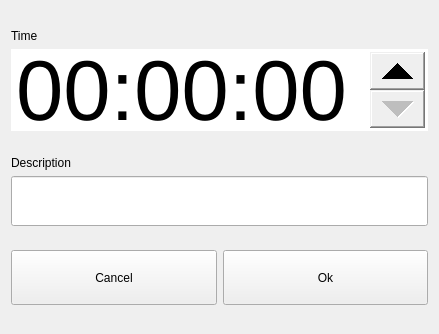
Above: dlgsettime.ui from ic005k/Knot-Legacy before the change. Below: the same form after it.
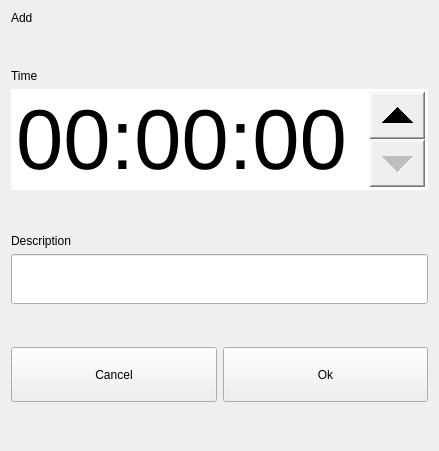
That is the form after the change.

What changed in the file:
```diff
--- a/dlgsettime.ui
+++ b/dlgsettime.ui
@@ -7,14 +7,115 @@
     <x>0</x>
     <y>0</y>
     <width>400</width>
-    <height>334</height>
+    <height>451</height>
    </rect>
   </property>
   <property name="windowTitle">
    <string>Dialog</string>
   </property>
   <layout class="QGridLayout" name="gridLayout">
-   <item row="2" column="0">
+   <item row="5" column="0">
+    <widget class="QLabel" name="label">
+     <property name="text">
+      <string>Description</string>
+     </property>
+    </widget>
+   </item>
+   <item row="8" column="0">
+    <layout class="QHBoxLayout" name="horizontalLayout">
+     <item>
+      <widget class="QToolButton" name="btnBack">
+       <property name="sizePolicy">
+        <sizepolicy hsizetype="Preferred" vsizetype="Fixed">
+         <horstretch>0</horstretch>
+         <verstretch>0</verstretch>
+        </sizepolicy>
+       </property>
+       <property name="minimumSize">
+        <size>
+         <width>0</width>
+         <height>55</height>
+        </size>
+       </property>
+       <property name="text">
+        <string>Cancel</string>
+       </property>
+      </widget>
+     </item>
+     <item>
+      <widget class="QToolButton" name="btnOk">
+       <property name="sizePolicy">
+        <sizepolicy hsizetype="Preferred" vsizetype="Fixed">
+         <horstretch>0</horstretch>
+         <verstretch>0</verstretch>
+        </sizepolicy>
+       </property>
+       <property name="minimumSize">
+        <size>
+         <width>0</width>
+         <height>55</height>
+        </size>
+       </property>
+       <property name="text">
+        <string>Ok</string>
+       </property>
+      </widget>
+     </item>
+    </layout>
+   </item>
+   <item row="4" column="0">
+    <spacer name="verticalSpacer_2">
+     <property name="orientation">
+      <enum>Qt::Vertical</enum>
+     </property>
+     <property name="sizeHint" stdset="0">
+      <size>
+       <width>20</width>
+       <height>40</height>
+      </size>
+     </property>
+    </spacer>
+   </item>
+   <item row="9" column="0">
+    <spacer name="verticalSpacer">
+     <property name="orientation">
+      <enum>Qt::Vertical</enum>
+     </property>
+     <property name="sizeHint" stdset="0">
+      <size>
+       <width>20</width>
+       <height>40</height>
+      </size>
+     </property>
+    </spacer>
+   </item>
+   <item row="1" column="0">
+    <spacer name="verticalSpacer_3">
+     <property name="orientation">
+      <enum>Qt::Vertical</enum>
+     </property>
+     <property name="sizeHint" stdset="0">
+      <size>
+       <width>20</width>
+       <height>40</height>
+      </size>
+     </property>
+    </spacer>
+   </item>
+   <item row="7" column="0">
+    <spacer name="verticalSpacer_4">
+     <property name="orientation">
+      <enum>Qt::Vertical</enum>
+     </property>
+     <property name="sizeHint" stdset="0">
+      <size>
+       <width>20</width>
+       <height>40</height>
+      </size>
+     </property>
+    </spacer>
+   </item>
+   <item row="3" column="0">
     <widget class="QTimeEdit" name="timeEdit">
      <property name="minimumSize">
       <size>
@@ -46,53 +147,7 @@
      </property>
     </widget>
    </item>
-   <item row="0" column="0">
-    <spacer name="verticalSpacer_3">
-     <property name="orientation">
-      <enum>Qt::Vertical</enum>
-     </property>
-     <property name="sizeHint" stdset="0">
-      <size>
-       <width>20</width>
-       <height>40</height>
-      </size>
-     </property>
-    </spacer>
-   </item>
-   <item row="3" column="0">
-    <spacer name="verticalSpacer_2">
-     <property name="orientation">
-      <enum>Qt::Vertical</enum>
-     </property>
-     <property name="sizeHint" stdset="0">
-      <size>
-       <width>20</width>
-       <height>40</height>
-      </size>
-     </property>
-    </spacer>
-   </item>
-   <item row="4" column="0">
-    <widget class="QLabel" name="label">
-     <property name="text">
-      <string>Description</string>
-     </property>
-    </widget>
-   </item>
-   <item row="8" column="0">
-    <spacer name="verticalSpacer">
-     <property name="orientation">
-      <enum>Qt::Vertical</enum>
-     </property>
-     <property name="sizeHint" stdset="0">
-      <size>
-       <width>20</width>
-       <height>40</height>
-      </size>
-     </property>
-    </spacer>
-   </item>
-   <item row="5" column="0">
+   <item row="6" column="0">
     <widget class="QLineEdit" name="lineEdit">
      <property name="minimumSize">
       <size>
@@ -102,68 +157,20 @@
      </property>
     </widget>
    </item>
-   <item row="6" column="0">
-    <spacer name="verticalSpacer_4">
-     <property name="orientation">
-      <enum>Qt::Vertical</enum>
-     </property>
-     <property name="sizeHint" stdset="0">
-      <size>
-       <width>20</width>
-       <height>40</height>
-      </size>
-     </property>
-    </spacer>
-   </item>
-   <item row="7" column="0">
-    <layout class="QHBoxLayout" name="horizontalLayout">
-     <item>
-      <widget class="QToolButton" name="btnBack">
-       <property name="sizePolicy">
-        <sizepolicy hsizetype="Preferred" vsizetype="Fixed">
-         <horstretch>0</horstretch>
-         <verstretch>0</verstretch>
-        </sizepolicy>
-       </property>
-       <property name="minimumSize">
-        <size>
-         <width>0</width>
-         <height>55</height>
-        </size>
-       </property>
-       <property name="text">
-        <string>Cancel</string>
-       </property>
-      </widget>
-     </item>
-     <item>
-      <widget class="QToolButton" name="btnOk">
-       <property name="sizePolicy">
-        <sizepolicy hsizetype="Preferred" vsizetype="Fixed">
-         <horstretch>0</horstretch>
-         <verstretch>0</verstretch>
-        </sizepolicy>
-       </property>
-       <property name="minimumSize">
-        <size>
-         <width>0</width>
-         <height>55</height>
-        </size>
-       </property>
-       <property name="text">
-        <string>Ok</string>
-       </property>
-      </widget>
-     </item>
-    </layout>
-   </item>
-   <item row="1" column="0">
+   <item row="2" column="0">
     <widget class="QLabel" name="label_2">
      <property name="text">
       <string>Time</string>
      </property>
     </widget>
    </item>
+   <item row="0" column="0">
+    <widget class="QLabel" name="lblTitle">
+     <property name="text">
+      <string>Add</string>
+     </property>
+    </widget>
+   </item>
   </layout>
  </widget>
  <resources/>
```
